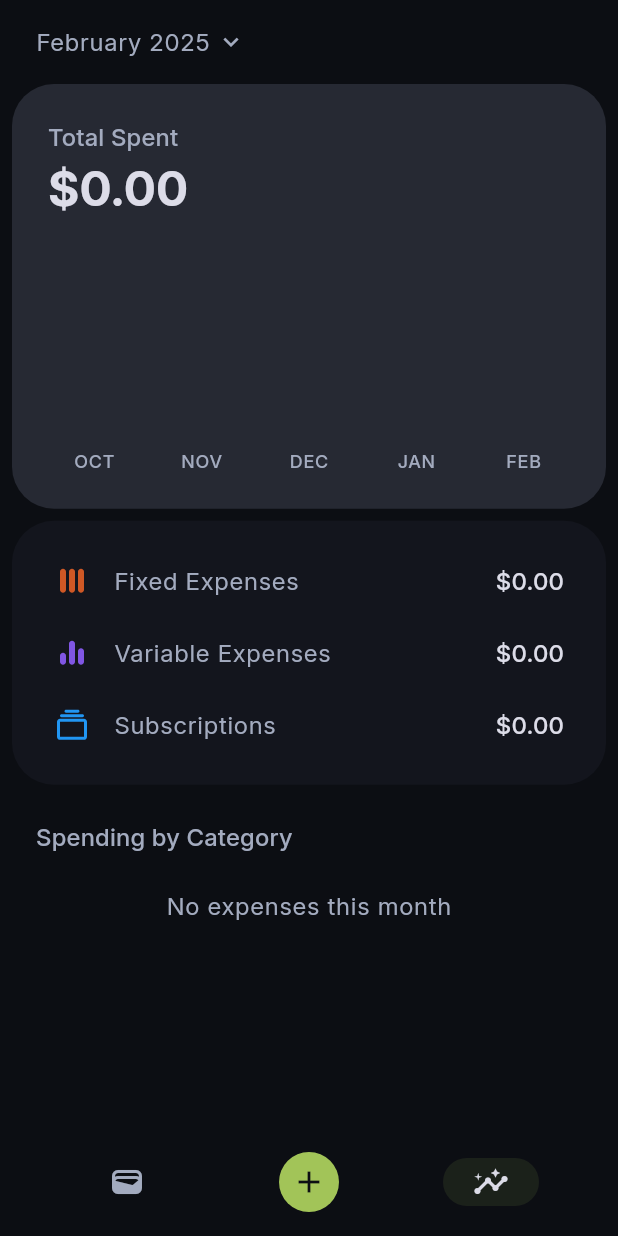
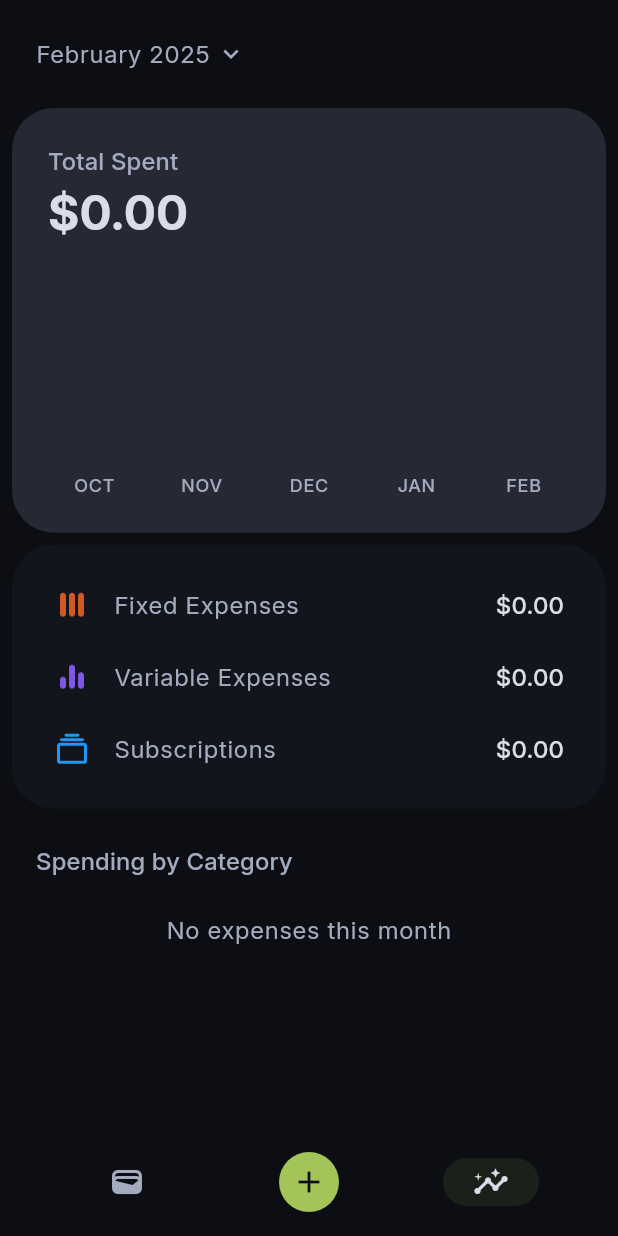
Before and after one commit to 0x6762/kiwi-spending-tracker, a Flutter app: the screen it shows after launch, item 3 of the bottom bar chosen, on a phone screen of 412 x 824 dp. Run offline on Flutter 3.47's test engine with Material 3 defaults, Android fonts, the phone set to English and light mode, and no system bars; drawn by our look-alikes of fl_chart; our stand-ins replace flutter_svg, permission_handler, shared_preferences, speech_to_text.

Commit message:
App bar adjustments

```diff
--- a/lib/screens/all_expenses_screen.dart
+++ b/lib/screens/all_expenses_screen.dart
@@ -3,6 +3,7 @@ import 'package:intl/intl.dart';
 import '../models/expense.dart';
 import '../repositories/category_repository.dart';
 import '../widgets/expense_list.dart';
+import '../widgets/app_bar.dart';
 
 class AllExpensesScreen extends StatelessWidget {
   final List<Expense> expenses;
@@ -62,15 +63,9 @@ class AllExpensesScreen extends StatelessWidget {
 
     return Scaffold(
       backgroundColor: theme.colorScheme.surface,
-      appBar: AppBar(
-        scrolledUnderElevation: 0,
-        backgroundColor: theme.colorScheme.surface,
-        title: Text(
-          'All Expenses',
-          style: theme.textTheme.titleLarge?.copyWith(
-            color: theme.colorScheme.onSurface,
-          ),
-        ),
+      appBar: KiwiAppBar(
+        title: 'All Expenses',
+        leading: const Icon(Icons.arrow_back),
       ),
       body: SingleChildScrollView(
         padding: const EdgeInsets.all(8),
--- a/lib/screens/insights_screen.dart
+++ b/lib/screens/insights_screen.dart
@@ -5,6 +5,7 @@ import '../repositories/category_repository.dart';
 import '../services/expense_analytics_service.dart';
 import '../widgets/category_statistics.dart';
 import '../widgets/expense_summary.dart';
+import '../widgets/app_bar.dart';
 
 class InsightsScreen extends StatefulWidget {
   final List<Expense> expenses;
@@ -62,10 +63,8 @@ class _InsightsScreenState extends State<InsightsScreen> {
 
     return Scaffold(
       backgroundColor: theme.colorScheme.surface,
-      appBar: AppBar(
-        scrolledUnderElevation: 0,
-        backgroundColor: theme.colorScheme.surface,
-        title: TextButton(
+      appBar: KiwiAppBar(
+        titleWidget: TextButton(
           onPressed: _showMonthPicker,
           style: TextButton.styleFrom(
             backgroundColor: theme.colorScheme.surface,
--- a/lib/screens/main_screen.dart
+++ b/lib/screens/main_screen.dart
@@ -9,6 +9,7 @@ import '../widgets/add_expense_dialog.dart';
 import '../widgets/expense_type_sheet.dart';
 import '../widgets/voice_input_button.dart';
 import '../widgets/today_spending_card.dart';
+import '../widgets/app_bar.dart';
 import 'settings_screen.dart';
 import 'expense_detail_screen.dart';
 import 'insights_screen.dart';
@@ -256,15 +257,8 @@ class _MainScreenState extends State<MainScreen>
     return Scaffold(
       backgroundColor: Theme.of(context).colorScheme.surface,
       extendBody: true,
-      appBar: AppBar(
-        scrolledUnderElevation: 0,
-        backgroundColor: Theme.of(context).colorScheme.surface,
-        title: Text(
-          _greeting,
-          style: Theme.of(context).textTheme.titleLarge?.copyWith(
-            color: Theme.of(context).colorScheme.onSurface,
-          ),
-        ),
+      appBar: KiwiAppBar(
+        title: _greeting,
         actions: [
           _SettingsButton(
             categoryRepo: widget.categoryRepo,
--- /dev/null
+++ b/lib/widgets/app_bar.dart
@@ -0,0 +1,63 @@
+import 'package:flutter/material.dart';
+
+class KiwiAppBar extends StatelessWidget implements PreferredSizeWidget {
+  final String? title;
+  final Widget? titleWidget;
+  final List<Widget>? actions;
+  final bool centerTitle;
+  final Widget? leading;
+  final VoidCallback? onLeadingPressed;
+  final double toolbarHeight;
+  final Color? backgroundColor;
+
+  const KiwiAppBar({
+    super.key,
+    this.title,
+    this.titleWidget,
+    this.actions,
+    this.centerTitle = false,
+    this.leading,
+    this.onLeadingPressed,
+    this.toolbarHeight = 72,
+    this.backgroundColor,
+  }) : assert(title != null || titleWidget != null, 'Either title or titleWidget must be provided');
+
+  @override
+  Widget build(BuildContext context) {
+    final theme = Theme.of(context);
+
+    return AppBar(
+      scrolledUnderElevation: 0,
+      backgroundColor: backgroundColor ?? theme.colorScheme.surface,
+      centerTitle: centerTitle,
+      titleSpacing: 16,
+      toolbarHeight: toolbarHeight,
+      leading: leading != null
+        ? IconButton(
+            icon: leading!,
+            onPressed: onLeadingPressed ?? () => Navigator.of(context).pop(),
+          )
+        : null,
+      title: Padding(
+        padding: const EdgeInsets.only(top: 0),
+        child: titleWidget ?? Text(
+          title!,
+          style: theme.textTheme.titleLarge?.copyWith(
+            color: theme.colorScheme.onSurface,
+          ),
+        ),
+      ),
+      actions: actions != null
+        ? [
+            Padding(
+              padding: const EdgeInsets.only(top: 8, right: 8),
+              child: Row(children: actions!),
+            ),
+          ]
+        : null,
+    );
+  }
+
+  @override
+  Size get preferredSize => Size.fromHeight(toolbarHeight);
+}
```
